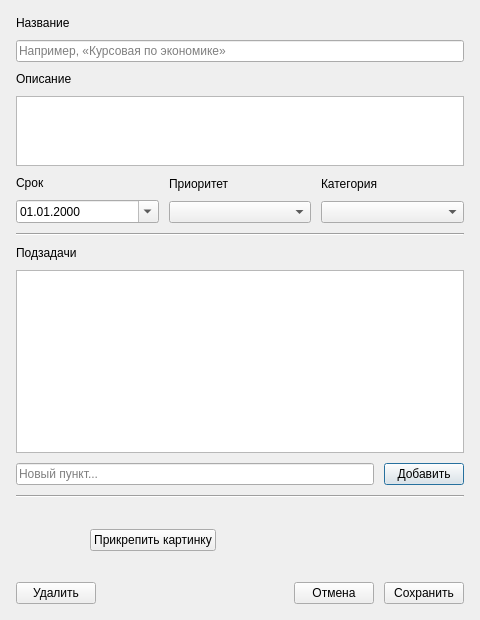
Vibecodemaxxxer/planora, file ui/task_dialog.ui: the form before one commit.
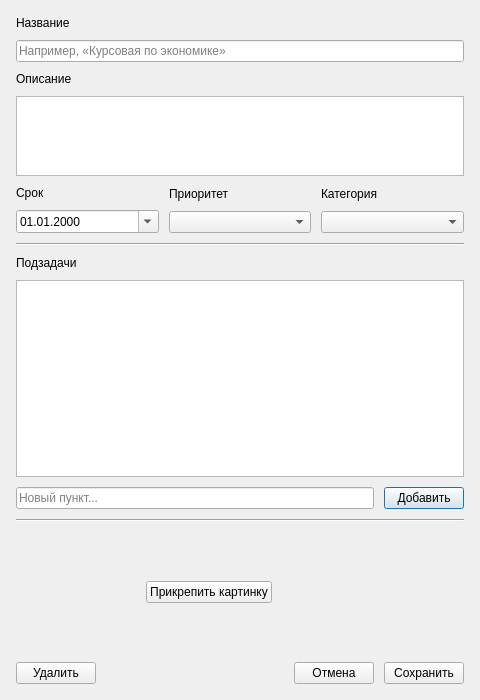
The form after the commit.

Diff of the .ui file:
```diff
--- a/ui/task_dialog.ui
+++ b/ui/task_dialog.ui
@@ -7,7 +7,7 @@
     <x>0</x>
     <y>0</y>
     <width>480</width>
-    <height>620</height>
+    <height>700</height>
    </rect>
   </property>
   <property name="windowTitle">
@@ -128,7 +128,14 @@
     </widget>
    </item>
    <item>
-    <widget class="QListWidget" name="subtasksListWidget"/>
+    <widget class="QListWidget" name="subtasksListWidget">
+     <property name="minimumSize">
+      <size>
+       <width>0</width>
+       <height>130</height>
+      </size>
+     </property>
+    </widget>
    </item>
    <item>
     <layout class="QHBoxLayout" name="addSubtaskRowLayout">
@@ -161,14 +168,14 @@
       <widget class="QLabel" name="imagePreviewLabel">
        <property name="minimumSize">
         <size>
-         <width>64</width>
-         <height>64</height>
+         <width>120</width>
+         <height>120</height>
         </size>
        </property>
        <property name="maximumSize">
         <size>
-         <width>64</width>
-         <height>64</height>
+         <width>120</width>
+         <height>120</height>
         </size>
        </property>
        <property name="text">
```
